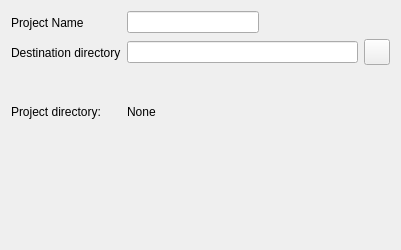
imby/STM32VLDiscovery_BeRTOS, file wizard/ui/dir_select.ui: the form before one commit.
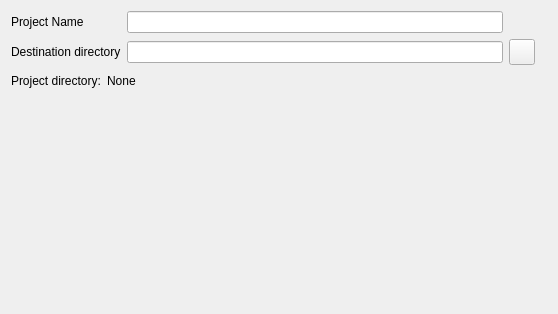
The form after the commit. Icons and pictures are not drawn.

Diff of the .ui file:
```diff
--- a/wizard/ui/dir_select.ui
+++ b/wizard/ui/dir_select.ui
@@ -6,8 +6,8 @@
    <rect>
     <x>0</x>
     <y>0</y>
-    <width>401</width>
-    <height>250</height>
+    <width>558</width>
+    <height>314</height>
    </rect>
   </property>
   <property name="sizePolicy">
@@ -19,55 +19,57 @@
   <property name="windowTitle">
    <string>Form</string>
   </property>
-  <layout class="QVBoxLayout" name="verticalLayout_4">
+  <layout class="QVBoxLayout" name="verticalLayout" stretch="0,0,1,0">
    <item>
-    <layout class="QHBoxLayout" name="horizontalLayout_4">
-     <item>
-      <layout class="QVBoxLayout" name="verticalLayout_2">
-       <item>
+    <layout class="QGridLayout" name="gridLayout" columnstretch="0,10,1">
+     <item row="0" column="0">
         <widget class="QLabel" name="label">
          <property name="text">
           <string>Project Name</string>
          </property>
         </widget>
        </item>
-       <item>
+     <item row="0" column="1">
+      <widget class="QLineEdit" name="nameEdit">
+       <property name="minimumSize">
+        <size>
+         <width>300</width>
+         <height>0</height>
+        </size>
+       </property>
+      </widget>
+     </item>
+     <item row="0" column="2">
+      <spacer name="horizontalSpacer">
+       <property name="orientation">
+        <enum>Qt::Horizontal</enum>
+       </property>
+       <property name="sizeHint" stdset="0">
+        <size>
+         <width>40</width>
+         <height>20</height>
+        </size>
+       </property>
+      </spacer>
+     </item>
+     <item row="1" column="0">
         <widget class="QLabel" name="label_2">
          <property name="text">
           <string>Destination directory</string>
          </property>
         </widget>
        </item>
-      </layout>
-     </item>
-     <item>
-      <layout class="QVBoxLayout" name="verticalLayout">
-       <item>
-        <layout class="QHBoxLayout" name="horizontalLayout_2">
-         <item>
-          <widget class="QLineEdit" name="nameEdit"/>
-         </item>
-         <item>
-          <spacer name="horizontalSpacer">
-           <property name="orientation">
-            <enum>Qt::Horizontal</enum>
-           </property>
-           <property name="sizeHint" stdset="0">
+     <item row="1" column="1">
+      <widget class="QLineEdit" name="directoryEdit">
+       <property name="minimumSize">
             <size>
-             <width>40</width>
-             <height>20</height>
-            </size>
-           </property>
-          </spacer>
-         </item>
-        </layout>
-       </item>
-       <item>
-        <layout class="QHBoxLayout" name="horizontalLayout_3">
-         <item>
-          <widget class="QLineEdit" name="directoryEdit"/>
-         </item>
-         <item>
+         <width>300</width>
+         <height>0</height>
+        </size>
+       </property>
+      </widget>
+     </item>
+     <item row="1" column="2">
           <widget class="QToolButton" name="directoryButton">
            <property name="sizePolicy">
             <sizepolicy hsizetype="Fixed" vsizetype="Fixed">
@@ -104,12 +106,8 @@
          </item>
         </layout>
        </item>
-      </layout>
-     </item>
-    </layout>
-   </item>
    <item>
-    <layout class="QHBoxLayout" name="horizontalLayout">
+    <layout class="QHBoxLayout" name="horizontalLayout" stretch="0,0,1">
      <item>
       <widget class="QLabel" name="label_3">
        <property name="maximumSize">
@@ -130,8 +128,34 @@
        </property>
       </widget>
      </item>
+     <item>
+      <spacer name="horizontalSpacer_2">
+       <property name="orientation">
+        <enum>Qt::Horizontal</enum>
+       </property>
+       <property name="sizeHint" stdset="0">
+        <size>
+         <width>40</width>
+         <height>20</height>
+        </size>
+       </property>
+      </spacer>
+     </item>
     </layout>
    </item>
+   <item>
+    <spacer name="verticalSpacer">
+     <property name="orientation">
+      <enum>Qt::Vertical</enum>
+     </property>
+     <property name="sizeHint" stdset="0">
+      <size>
+       <width>20</width>
+       <height>159</height>
+      </size>
+     </property>
+    </spacer>
+   </item>
    <item>
     <widget class="QLabel" name="warningLabel">
      <property name="text">
```
Lines whose indentation alone changed are shown as unchanged.
